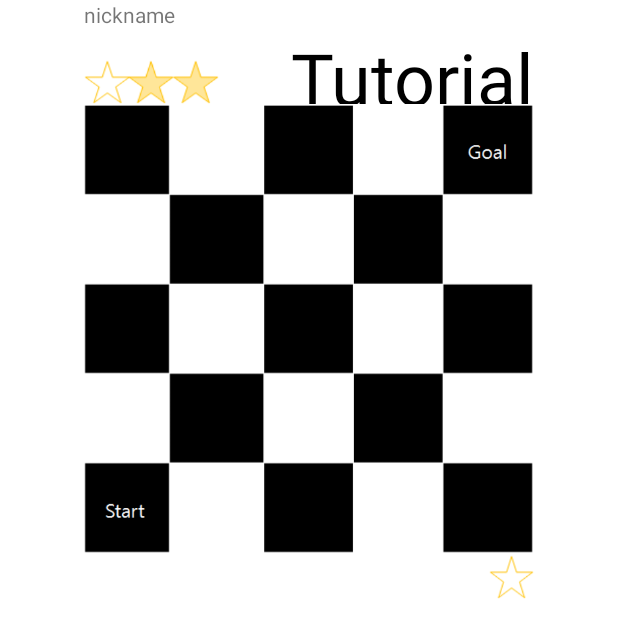
After one commit to Maze-of-memories/origin, an Android app: the SingleTutorialActivity screen opened directly, with no data from a screen before it, on a phone screen of 412 x 824 dp. The commit adds this screen. Shown: the top 638 px of the screen. Run offline under Robolectric (Android 15) with nearby library versions, the phone set to English and light mode, and no system bars.

Commit message:
single_tutorial&icon

```diff
--- a/Maze_of_Memory/app/build.gradle
+++ b/Maze_of_Memory/app/build.gradle
@@ -23,5 +23,4 @@ dependencies {
     compile fileTree(include: ['*.jar'], dir: 'libs')
     compile 'com.android.support:appcompat-v7:21.0.3'
     compile files('libs/google-play-services.jar')
-    compile files('libs/android-support-v4.jar')
 }
--- /dev/null
+++ b/Maze_of_Memory/app/src/main/java/com/example/mazeofmemory/SingleTutorialActivity.java
@@ -0,0 +1,18 @@
+package com.example.mazeofmemory;
+
+import android.app.Activity;
+import android.content.Intent;
+import android.os.Bundle;
+import android.os.Handler;
+
+
+public class SingleTutorialActivity extends Activity {
+
+    @Override
+    protected void onCreate(Bundle savedInstanceState) {
+        super.onCreate(savedInstanceState);
+        setContentView(R.layout.activity_single_tutorial);
+
+
+    }
+}
--- /dev/null
+++ b/Maze_of_Memory/app/src/main/res/layout/activity_single_tutorial.xml
@@ -0,0 +1,80 @@
+<?xml version="1.0" encoding="utf-8"?>
+<LinearLayout xmlns:android="http://schemas.android.com/apk/res/android"
+    android:orientation="vertical"
+    android:layout_width="fill_parent"
+    android:layout_height="fill_parent"
+    android:background="#ffffff">
+
+    <RelativeLayout
+        android:layout_width="fill_parent"
+        android:layout_height="wrap_content"
+        android:gravity="center">
+
+        <RelativeLayout
+            android:layout_width="300dp"
+            android:layout_height="wrap_content"
+            android:id="@+id/R_single_nickname"
+            android:layout_centerHorizontal="true">
+
+            <TextView
+                android:layout_width="wrap_content"
+                android:layout_height="wrap_content"
+                android:text="nickname"
+                android:id="@+id/single_nickname" />
+        </RelativeLayout>
+
+        <RelativeLayout
+            android:layout_width="300dp"
+            android:layout_height="50dp"
+            android:layout_centerHorizontal="true"
+            android:id="@+id/stage_info"
+            android:layout_below="@+id/R_single_nickname">
+
+
+            <ImageView
+                android:layout_width="90dp"
+                android:layout_height="30dp"
+                android:id="@+id/single_star_cnt"
+                android:background="@drawable/single_star_cnt"
+                android:layout_alignParentBottom="true"/>
+
+            <TextView
+                android:layout_width="wrap_content"
+                android:layout_height="wrap_content"
+                android:text="Tutorial"
+                android:textSize="48dp"
+                android:textColor="#000000"
+                android:layout_alignParentRight="true"
+                android:layout_alignParentBottom="true"/>
+        </RelativeLayout>
+
+        <RelativeLayout
+            android:layout_width="fill_parent"
+            android:layout_height="wrap_content"
+            android:gravity="center"
+            android:layout_below="@+id/stage_info"
+            android:id="@+id/R_single_map">
+
+            <ImageView
+                android:layout_width="300dp"
+                android:layout_height="300dp"
+                android:id="@+id/imageView"
+                android:background="@drawable/game"/>
+
+        </RelativeLayout>
+
+    </RelativeLayout>
+
+    <RelativeLayout
+        android:layout_width="300dp"
+        android:layout_height="wrap_content"
+        android:layout_gravity="center">
+
+        <ImageView
+            android:layout_width="30dp"
+            android:layout_height="30dp"
+            android:background="@drawable/single_star"
+            android:layout_alignParentRight="true"/>
+
+        </RelativeLayout>
+</LinearLayout>
```
Also changed, not shown: Maze_of_Memory/app/src/main/AndroidManifest.xml (+18 -7 lines), Maze_of_Memory/app/src/main/java/com/example/mazeofmemory/SingleActivity.java (+12 -0 lines), Maze_of_Memory/app/src/main/res/layout/activity_main.xml (+44 -48 lines), Maze_of_Memory/app/src/main/res/layout/activity_single.xml (+7 -7 lines), Maze_of_Memory/app/src/main/res/drawable/game.png (added), Maze_of_Memory/app/src/main/res/drawable/single_star.png (added), Maze_of_Memory/app/src/main/res/drawable/single_star_cnt.png (added), 5 other files.
